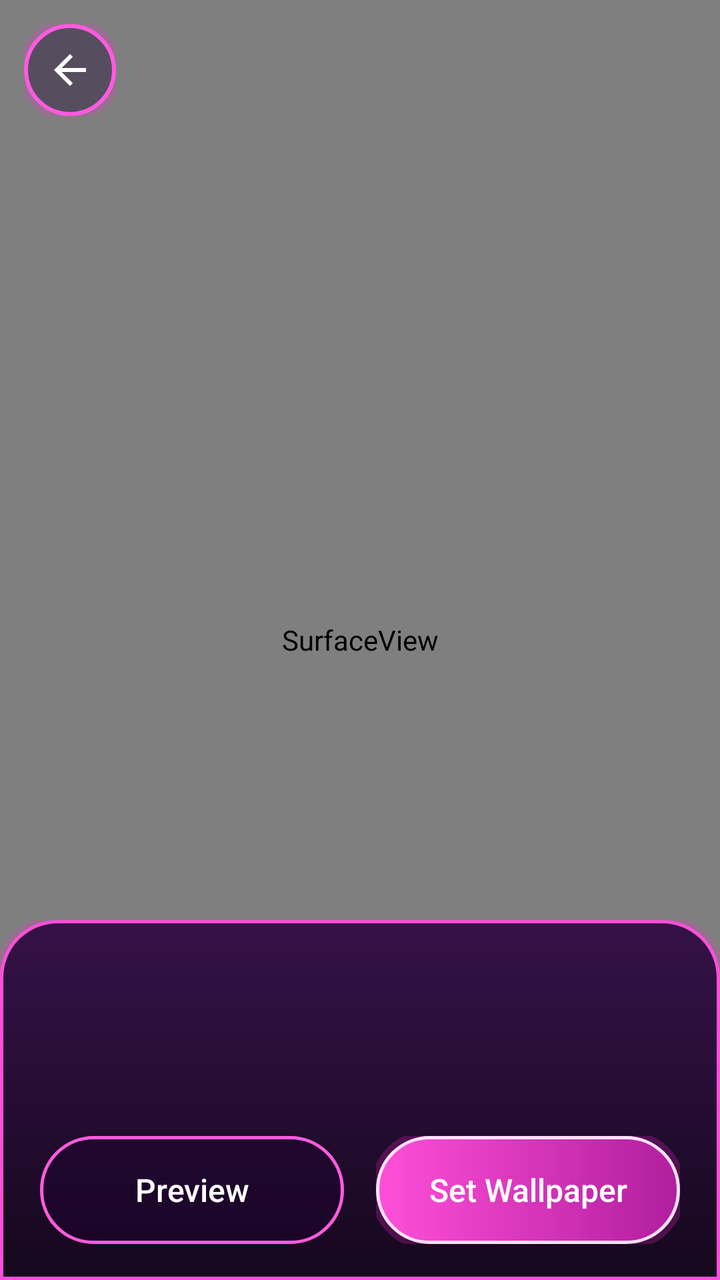
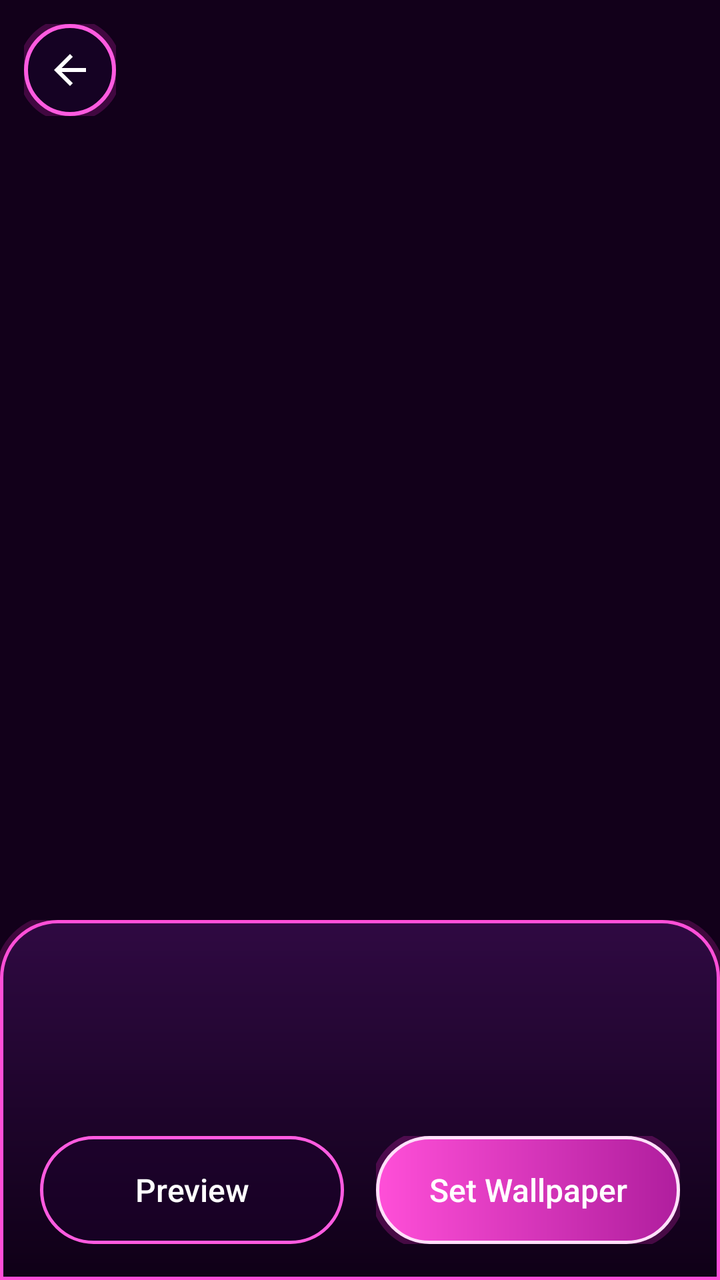

An Android layout rendered at two revisions. The XML below is the earlier revision; the diff shows what the commit changed to produce the second picture.
<!-- AndroidManifest.xml: application theme Theme.Myra -->
<!-- res/layout/activity_wallpaper_detail.xml -->
<?xml version="1.0" encoding="utf-8"?>
<FrameLayout xmlns:android="http://schemas.android.com/apk/res/android"
    android:id="@+id/wdRoot"
    android:layout_width="match_parent"
    android:layout_height="match_parent"
    android:background="#12001A">

    <SurfaceView
        android:id="@+id/wdSurface"
        android:layout_width="match_parent"
        android:layout_height="match_parent"/>

    <ImageView
        android:id="@+id/wdThumb"
        android:layout_width="match_parent"
        android:layout_height="match_parent"
        android:importantForAccessibility="no"
        android:scaleType="centerCrop"/>

    <ProgressBar
        android:id="@+id/wdLoading"
        android:layout_width="56dp"
        android:layout_height="56dp"
        android:layout_gravity="center"
        android:indeterminateTint="#FFFF4FD8"
        android:visibility="gone"/>

    <ImageButton
        android:id="@+id/wdBack"
        android:layout_width="46dp"
        android:layout_height="46dp"
        android:layout_margin="12dp"
        android:background="@drawable/bg_neon_circle_btn"
        android:contentDescription="Back"
        android:padding="11dp"
        android:scaleType="fitCenter"
        android:src="@drawable/ic_arrow_back"/>

    <LinearLayout
        android:id="@+id/wdPanel"
        android:layout_width="match_parent"
        android:layout_height="wrap_content"
        android:layout_gravity="bottom"
        android:background="@drawable/bg_detail_panel"
        android:orientation="vertical"
        android:paddingStart="20dp"
        android:paddingTop="18dp"
        android:paddingEnd="20dp"
        android:paddingBottom="18dp">

        <TextView
            android:id="@+id/wdTitle"
            android:layout_width="wrap_content"
            android:layout_height="wrap_content"
            android:fontFamily="sans-serif-medium"
            android:shadowColor="#FFFF2BD6"
            android:shadowDx="0"
            android:shadowDy="0"
            android:shadowRadius="12"
            android:textColor="#FFFFFFFF"
            android:textSize="22sp"/>

        <TextView
            android:id="@+id/wdMeta"
            android:layout_width="wrap_content"
            android:layout_height="wrap_content"
            android:layout_marginTop="2dp"
            android:textColor="#FFFFB8F2"
            android:textSize="13sp"/>

        <TextView
            android:id="@+id/wdDesc"
            android:layout_width="match_parent"
            android:layout_height="wrap_content"
            android:layout_marginTop="8dp"
            android:maxLines="4"
            android:ellipsize="end"
            android:textColor="#FFF3D9F5"
            android:textSize="14sp"/>

        <ProgressBar
            android:id="@+id/wdProgress"
            style="?android:attr/progressBarStyleHorizontal"
            android:layout_width="match_parent"
            android:layout_height="6dp"
            android:layout_marginTop="12dp"
            android:progressTint="#FFFF4FD8"
            android:visibility="gone"/>

        <TextView
            android:id="@+id/wdStatus"
            android:layout_width="wrap_content"
            android:layout_height="wrap_content"
            android:layout_marginTop="6dp"
            android:textColor="#FFFFD6F8"
            android:textSize="13sp"
            android:visibility="gone"/>

        <LinearLayout
            android:layout_width="match_parent"
            android:layout_height="wrap_content"
            android:layout_marginTop="14dp"
            android:orientation="horizontal"
            android:weightSum="2">

            <Button
                android:id="@+id/wdPreview"
                android:layout_width="0dp"
                android:layout_height="54dp"
                android:layout_marginEnd="8dp"
                android:layout_weight="1"
                android:background="@drawable/bg_neon_button_outline"
                android:fontFamily="sans-serif-medium"
                android:stateListAnimator="@null"
                android:text="Preview"
                android:textAllCaps="false"
                android:textColor="#FFFFFFFF"
                android:textSize="16sp"/>

            <Button
                android:id="@+id/wdSet"
                android:layout_width="0dp"
                android:layout_height="54dp"
                android:layout_marginStart="8dp"
                android:layout_weight="1"
                android:background="@drawable/bg_neon_button"
                android:fontFamily="sans-serif-medium"
                android:stateListAnimator="@null"
                android:text="Set Wallpaper"
                android:textAllCaps="false"
                android:textColor="#FFFFFFFF"
                android:textSize="16sp"/>
        </LinearLayout>
    </LinearLayout>
</FrameLayout>
<!-- resources referenced by this layout -->
<resources>
  <!-- drawable bg_detail_panel (drawable) -->
  <?xml version="1.0" encoding="utf-8"?>
  <layer-list xmlns:android="http://schemas.android.com/apk/res/android">
      <item android:top="-3dp" android:left="-3dp" android:right="-3dp">
          <shape android:shape="rectangle">
              <stroke android:width="5dp" android:color="#30FF2BD6"/>
              <corners android:topLeftRadius="30dp" android:topRightRadius="30dp"/>
          </shape>
      </item>
      <item>
          <shape android:shape="rectangle">
              <gradient android:angle="270" android:startColor="#F0300A44" android:endColor="#F00E0016"/>
              <stroke android:width="1.5dp" android:color="#FFFF4FD8"/>
              <corners android:topLeftRadius="28dp" android:topRightRadius="28dp"/>
          </shape>
      </item>
  </layer-list>
  <!-- drawable bg_neon_button (drawable) -->
  <?xml version="1.0" encoding="utf-8"?>
  <ripple xmlns:android="http://schemas.android.com/apk/res/android" android:color="#66FFFFFF">
      <item>
          <layer-list>
              <item android:top="-3dp" android:bottom="-3dp" android:left="-3dp" android:right="-3dp">
                  <shape android:shape="rectangle">
                      <stroke android:width="6dp" android:color="#38FF2BD6"/>
                      <corners android:radius="28dp"/>
                  </shape>
              </item>
              <item>
                  <shape android:shape="rectangle">
                      <gradient android:angle="0" android:startColor="#FFFF4FD8" android:endColor="#FFB01E9E"/>
                      <stroke android:width="1.5dp" android:color="#FFFFE0FA"/>
                      <corners android:radius="26dp"/>
                  </shape>
              </item>
          </layer-list>
      </item>
  </ripple>
  <!-- drawable bg_neon_button_outline (drawable) -->
  <?xml version="1.0" encoding="utf-8"?>
  <ripple xmlns:android="http://schemas.android.com/apk/res/android" android:color="#44FF4FD8">
      <item>
          <shape android:shape="rectangle">
              <solid android:color="#66200030"/>
              <stroke android:width="1.5dp" android:color="#FFFF5BE0"/>
              <corners android:radius="26dp"/>
          </shape>
      </item>
  </ripple>
  <!-- drawable bg_neon_circle_btn (drawable) -->
  <?xml version="1.0" encoding="utf-8"?>
  <ripple xmlns:android="http://schemas.android.com/apk/res/android" android:color="#55FF4FD8">
      <item>
          <layer-list>
              <item android:top="-3dp" android:bottom="-3dp" android:left="-3dp" android:right="-3dp">
                  <shape android:shape="oval">
                      <stroke android:width="5dp" android:color="#33FF2BD6"/>
                  </shape>
              </item>
              <item>
                  <shape android:shape="oval">
                      <solid android:color="#661A0630"/>
                      <stroke android:width="2dp" android:color="#FFFF5BE0"/>
                  </shape>
              </item>
          </layer-list>
      </item>
  </ripple>
  <!-- drawable ic_arrow_back (drawable) -->
  <vector xmlns:android="http://schemas.android.com/apk/res/android" android:width="24dp" android:height="24dp" android:viewportWidth="24" android:viewportHeight="24">
      <path android:fillColor="#FFFFFFFF" android:pathData="M20,11H7.83l5.59,-5.59L12,4l-8,8 8,8 1.41,-1.41L7.83,13H20v-2z"/>
  </vector>
  <color name="myra_dark">#040408</color>
  <color name="myra_red">#FF1744</color>
  <color name="myra_red_dark">#B71C1C</color>
  <color name="myra_purple">#D500F9</color>
  <color name="myra_text">#E8E8FF</color>
  <color name="myra_hint">#444466</color>
  <color name="myra_cyan">#00E5FF</color>
  <color name="myra_glow_cyan">#4400E5FF</color>
  <!-- unchanged entries left out for length: 1 -->
</resources>

<!-- the commit's change to res/layout/activity_wallpaper_detail.xml (unified diff, before → after) -->
@@ -5,7 +5,7 @@
     android:layout_height="match_parent"
     android:background="#12001A">
 
-    <SurfaceView
+    <TextureView
         android:id="@+id/wdSurface"
         android:layout_width="match_parent"
         android:layout_height="match_parent"/>
